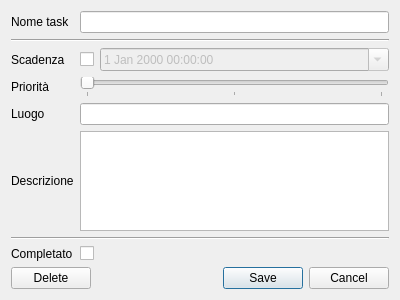
The window that View/Calendar/DialogTask.ui (include-jacopo/POLICalendar) describes before a commit, drawn with Qt 5.
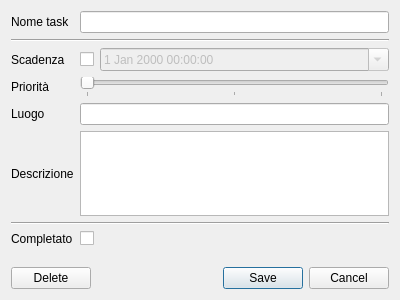
The same window after the commit.

Commit message:
Fixed dialog signal connections
Problems with removeTask

```diff
--- a/View/Calendar/DialogTask.ui
+++ b/View/Calendar/DialogTask.ui
@@ -75,7 +75,7 @@
    <item row="9" column="0" colspan="2">
     <layout class="QHBoxLayout" name="buttonLayout">
      <property name="topMargin">
-      <number>0</number>
+      <number>15</number>
      </property>
      <item>
       <widget class="QPushButton" name="deleteButton">
```
Left out of the diff: 34 changed lines with no effect on the pictures. The commit also changes 1 other file.
